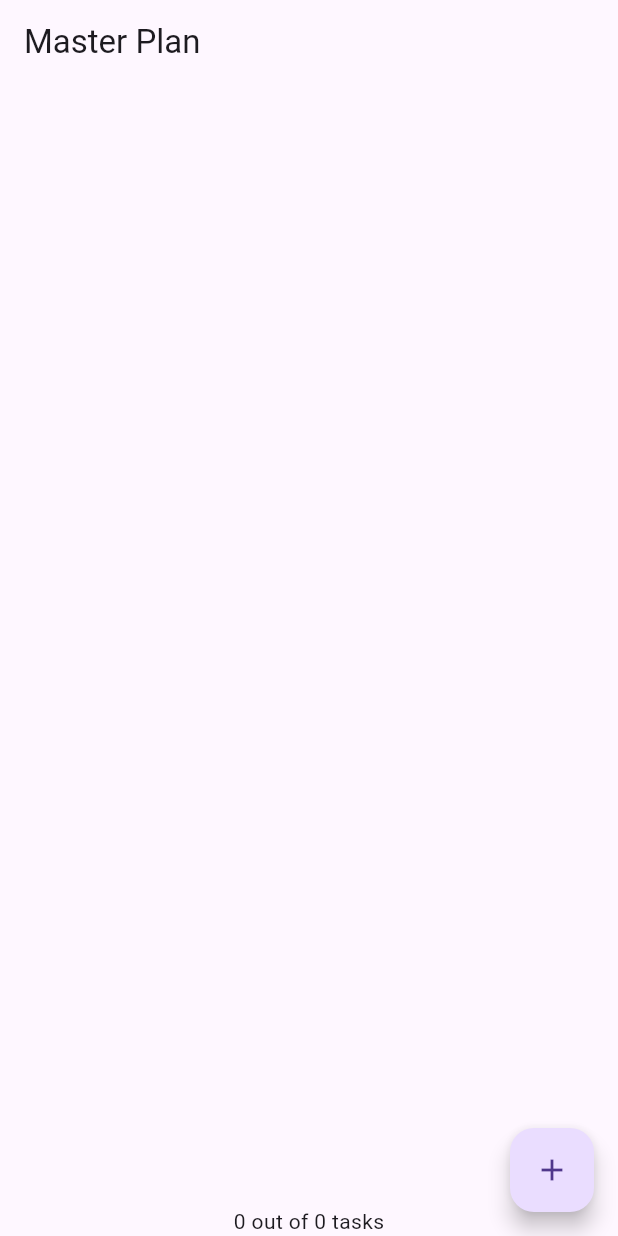
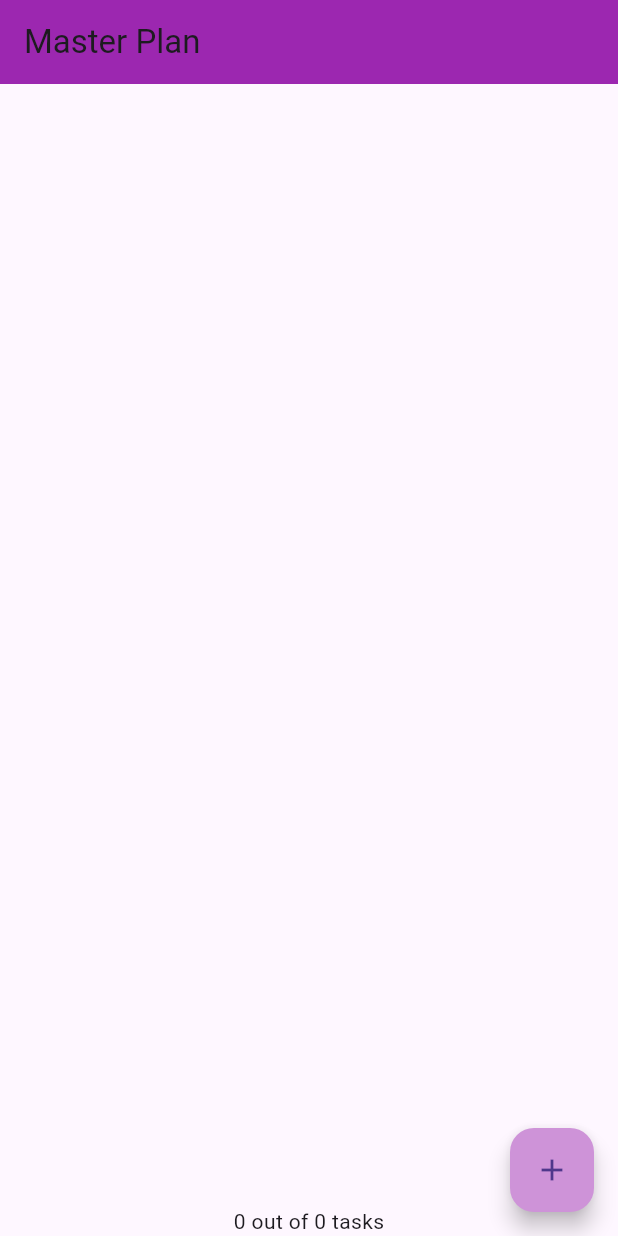
Before and after one commit to karinaika/PemrogramanMobile, a Flutter app: the screen it shows after launch, on a phone screen of 412 x 824 dp. Run offline on Flutter 3.47's test engine with Material 3 defaults, Android fonts, the phone set to English and light mode, and no system bars; our stand-ins replace auto_size_text, camera, flutter_tts; missing offline and left inert: google_mlkit_text_recognition.

Commit message:
update color

```diff
--- a/master_plan/lib/views/plan_screen.dart
+++ b/master_plan/lib/views/plan_screen.dart
@@ -30,7 +30,8 @@ class _PlanScreenState extends State<PlanScreen> {
   @override
   Widget build(BuildContext context) {
     return Scaffold(
-      appBar: AppBar(title: const Text('Master Plan')),
+      appBar: AppBar(title: const Text('Master Plan'),
+      backgroundColor: Colors.purple,),
       body: ValueListenableBuilder<Plan>(
         valueListenable: PlanProvider.of(context),
         builder: (context, plan, child) {
@@ -49,6 +50,7 @@ class _PlanScreenState extends State<PlanScreen> {
   Widget _buildAddTaskButton(BuildContext context) {
     ValueNotifier<Plan> planNotifier = PlanProvider.of(context);
     return FloatingActionButton(
+      backgroundColor: Colors.purple.shade200,
       child: const Icon(Icons.add),
       onPressed: () {
         Plan currentPlan = planNotifier.value;
```
